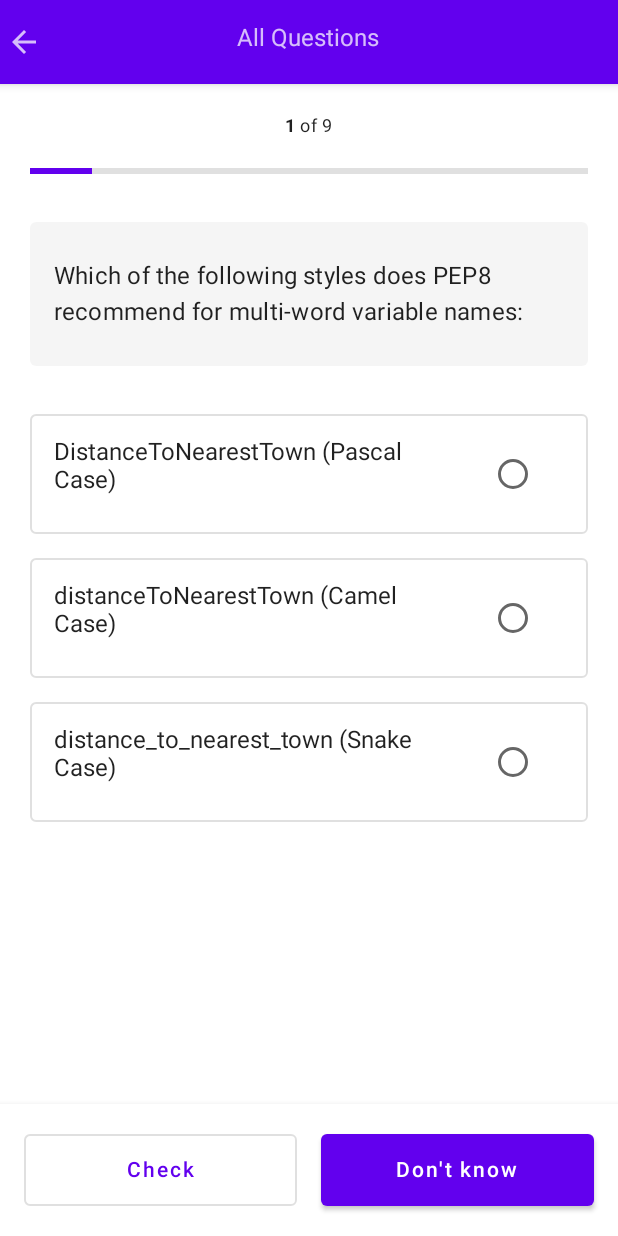
After one commit to AliakseiBelabrovik/PythonCharmer, an Android app built with Jetpack Compose: the AllQuestionsScreen screen opened through its navigation route, on a phone screen of 412 x 824 dp. The commit adds this screen. Run offline under Robolectric (Android 15) with nearby library versions, the phone set to English and light mode, and no system bars.

Commit message:
Added test for all shuffled questions

```diff
--- a/app/src/main/java/com/example/pythoncharmer/models/InMemoryQuestionService.kt
+++ b/app/src/main/java/com/example/pythoncharmer/models/InMemoryQuestionService.kt
@@ -13,5 +13,9 @@ class InMemoryQuestionService : QuestionsXRepository {
         return allQuestions.filter { question -> question.topicId == topicId }
     }
 
+    override suspend fun fetchAllQuestions(): List<Question> {
+        return shuffledQuestions
+    }
+
 
 }
--- a/app/src/main/java/com/example/pythoncharmer/models/Question.kt
+++ b/app/src/main/java/com/example/pythoncharmer/models/Question.kt
@@ -142,3 +142,4 @@ val questionsTopicVariables = listOf(
 )
 
 val allQuestions = questionsTopicComments + questionsTopicVariables
+val shuffledQuestions = allQuestions.shuffled()
--- a/app/src/main/java/com/example/pythoncharmer/models/QuestionsXRepository.kt
+++ b/app/src/main/java/com/example/pythoncharmer/models/QuestionsXRepository.kt
@@ -10,4 +10,6 @@ interface QuestionsXRepository {
     suspend fun fetchQuestions() : List<Question>
 
     suspend fun fetchQuestionsById( topicId : Int ) : List<Question>
+
+    suspend fun fetchAllQuestions() : List<Question>
 }
--- a/app/src/main/java/com/example/pythoncharmer/navigation/AppScreens.kt
+++ b/app/src/main/java/com/example/pythoncharmer/navigation/AppScreens.kt
@@ -5,5 +5,6 @@ enum class AppScreens( val value : String ) {
     HomeScreen("home_screen"),
     TestScreen("multiple_choice_screen"),
     BookmarksScreen("bookmarks_screen"),
+    AllQuestionsScreen("all_questions_screen"),
     StudyLinksScreen("study_links_screen")
 }
--- a/app/src/main/java/com/example/pythoncharmer/navigation/Nagivation.kt
+++ b/app/src/main/java/com/example/pythoncharmer/navigation/Nagivation.kt
@@ -10,12 +10,14 @@ import androidx.navigation.navArgument
 import com.example.pythoncharmer.models.Topic
 import com.example.pythoncharmer.models.TopicType
 import com.example.pythoncharmer.screens.*
+import com.example.pythoncharmer.view_models.AllQuestionsViewModel
 import com.example.pythoncharmer.view_models.BookMarksViewModel
 
 @Composable
 fun AppNavigation() {
     val navController = rememberNavController()
     val bookMarksViewModel: BookMarksViewModel = viewModel()
+    val allQuestionsViewModel: AllQuestionsViewModel = viewModel()
     NavHost(navController = navController, startDestination = AppScreens.SplashScreen.value) {
 
         composable(route= AppScreens.SplashScreen.value){
@@ -26,6 +28,9 @@ fun AppNavigation() {
         }
         composable(route = AppScreens.BookmarksScreen.value) {
             BookMarksScreen(navController, viewModel = bookMarksViewModel)
+        }
+        composable(route = AppScreens.AllQuestionsScreen.value) {
+            AllQuestionsScreen(navController, viewModel = allQuestionsViewModel)
         }
         composable(
             route = AppScreens.StudyLinksScreen.value+"/{TopicId}",// placeholder for arguments
--- /dev/null
+++ b/app/src/main/java/com/example/pythoncharmer/screens/AllQuestionsScreen.kt
@@ -0,0 +1,85 @@
+package com.example.pythoncharmer.screens
+
+
+import androidx.compose.foundation.clickable
+import androidx.compose.foundation.layout.*
+import androidx.compose.material.*
+import androidx.compose.material.icons.Icons
+import androidx.compose.material.icons.filled.ArrowBack
+import androidx.compose.runtime.Composable
+import androidx.compose.runtime.*
+import androidx.compose.ui.Modifier
+import androidx.compose.ui.unit.dp
+import androidx.lifecycle.viewmodel.compose.viewModel
+import androidx.navigation.NavController
+import androidx.navigation.compose.rememberNavController
+import com.example.pythoncharmer.view_states.TestScreenViewState
+import com.example.pythoncharmer.view_models.AllQuestionsViewModel
+
+@Composable
+fun AllQuestionsScreen(navController: NavController = rememberNavController(), viewModel: AllQuestionsViewModel) {
+
+    val allQuestionsViewModel : AllQuestionsViewModel = viewModel()
+    val currentState: State<TestScreenViewState> = allQuestionsViewModel.viewState.collectAsState()
+
+    Scaffold(topBar = {
+        TopAppBar() {
+            Row {
+                Icon(imageVector = Icons.Default.ArrowBack,
+                    contentDescription = "Arrow back",
+                    modifier = Modifier.clickable {
+                        navController.navigateUp()
+                        //navController.popBackStack()
+                    }
+                )
+                Text(text = "All Questions",
+                modifier = Modifier.offset(x = 130.dp))
+                Spacer(modifier = Modifier.width(20.dp))
+
+            }
+        }
+    },
+        content = { innerPadding ->
+            Column() {
+                QuizTopAppBar(
+                    questionIndex = currentState.value.currentQuestionIndex,
+                    totalQuestionsCount = currentState.value.questions.count()
+                ) {
+                    //TODO
+                }
+
+                QuestionContent(
+                    question = currentState.value.questions[currentState.value.currentQuestionIndex],
+                    onAnswer = { isChecked, answerId ->
+                        allQuestionsViewModel.updateGivenAnswers(
+                            isChecked = isChecked,
+                            answerId = answerId
+                        )
+                        allQuestionsViewModel.changeColorToNeutral()
+                    },
+                    modifier = Modifier
+                        .fillMaxSize()
+                        .padding(innerPadding)
+                )
+            }
+        },
+        bottomBar = {
+            NavigationButtons(
+                enableNext = currentState.value.questions[currentState.value.currentQuestionIndex].enableNext,
+                showDone = currentState.value.lastQuestion && currentState.value.questions[currentState.value.currentQuestionIndex].enableNext,
+                question = currentState.value.questions[currentState.value.currentQuestionIndex],
+                onCheckPressed = {
+                    allQuestionsViewModel.checkIfCorrect()
+                },
+                onNavigateToTutorial = {
+                },
+                onNextPressed = {
+                    allQuestionsViewModel.goToNextQuestion()
+                },
+                onDontKnowPressed = {
+                    allQuestionsViewModel.showCorrectAnswer()
+                }
+            )
+        }
+    )
+}
--- a/app/src/main/java/com/example/pythoncharmer/screens/TestScreen.kt
+++ b/app/src/main/java/com/example/pythoncharmer/screens/TestScreen.kt
@@ -357,7 +357,7 @@ fun MultipleChoiceQuestion(
 }
 
 @Composable
-private fun QuizTopAppBar(questionIndex: Int, totalQuestionsCount: Int, onBackPressed: () -> Unit) {
+fun QuizTopAppBar(questionIndex: Int, totalQuestionsCount: Int, onBackPressed: () -> Unit) {
     Column(modifier = Modifier.fillMaxWidth()) {
         Box(modifier = Modifier.fillMaxWidth()) {
             TopAppBarTitle(
@@ -406,7 +406,7 @@ private fun TopAppBarTitle(questionIndex: Int, totalQuestionsCount: Int, modifie
 }
 
 @Composable
-private fun NavigationButtons(
+fun NavigationButtons(
     enableNext : Boolean,
     showDone : Boolean,
     question: Question,
```
Also changed, not shown: app/src/main/java/com/example/pythoncharmer/screens/HomeScreen.kt (+21 -0 lines), app/src/main/java/com/example/pythoncharmer/view_models/AllQuestionsViewModel.kt (added, +95 -0 lines).
